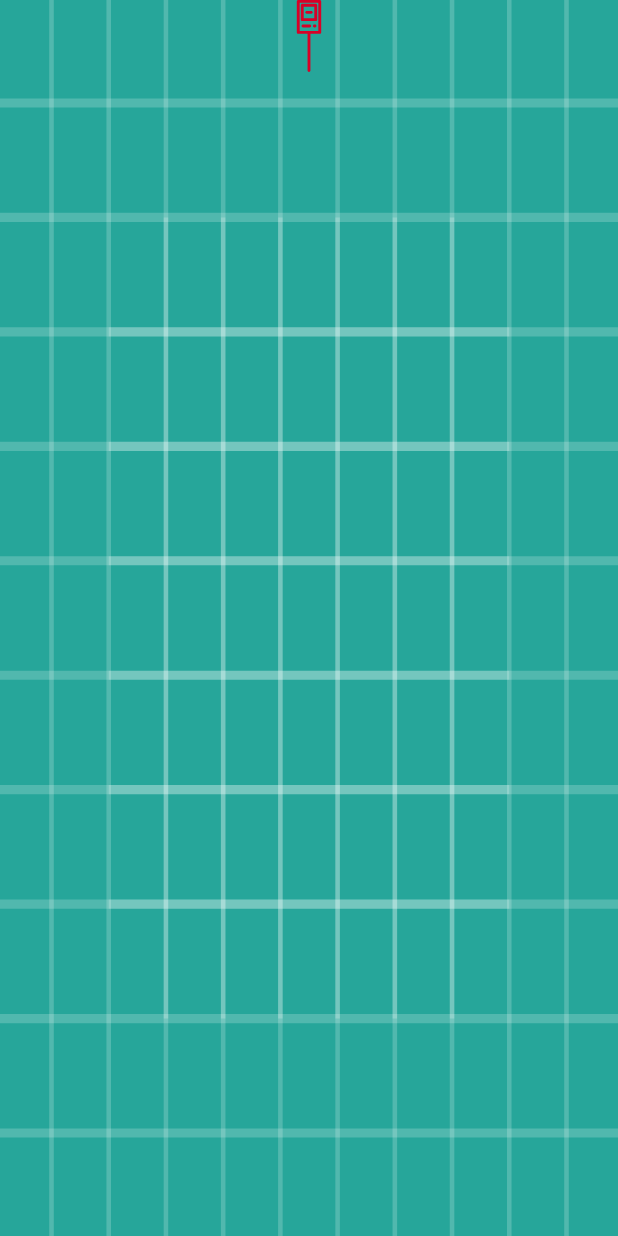
After one commit to MichalSzkibiel/ZTMPK, an Android app: the layout marker.xml on its own in the app's theme, with its tools: preview values and no code run, on a phone screen of 412 x 824 dp. The commit adds this screen. Run offline under Robolectric (Android 15) with nearby library versions, the phone set to English and light mode, and no system bars.

Commit message:
Obrazy SVG
dodanie obrazów SVG do rysowania przystanków. Będzie to jeszcze naprawiane.

```diff
--- a/app/src/debug/res/values/google_maps_api.xml
+++ b/app/src/debug/res/values/google_maps_api.xml
@@ -21,6 +21,6 @@
     string in this file.
     -->
     <string name="google_maps_key" templateMergeStrategy="preserve" translatable="false">
-AIzaSyCooMXGGn4HvxfRzIUdc4Y7oOf1-BADLM8
+<!--KarolS:-->AIzaSyBqJrht_Bk-APzy2RmjHbIyci0nBRGXEZE <!--MichalSZ: AIzaSyCooMXGGn4HvxfRzIUdc4Y7oOf1-BADLM8-->
 </string>
 </resources>
--- a/app/src/main/java/com/apackage/ztmpk/MyMap.java
+++ b/app/src/main/java/com/apackage/ztmpk/MyMap.java
@@ -73,4 +73,8 @@ public class MyMap implements OnMapReadyCallback {
     public String toString(){
         return String.valueOf(position.latitude) +  " " + String.valueOf(position.longitude);
     }
+
+    public Activity getCurrent_activity(){
+        return current_activity;
+    }
 }
--- a/app/src/main/java/com/apackage/ztmpk/StopsHandler.java
+++ b/app/src/main/java/com/apackage/ztmpk/StopsHandler.java
@@ -57,7 +57,7 @@ public class StopsHandler {
     public void draw(){
         GoogleMap mMap = caller.getMap();
         for (int i = 0; i < stops.size(); ++i){
-            stops.get(i).draw(mMap, i);
+            stops.get(i).draw(mMap,caller.getCurrent_activity(), i);
         }
     }
 }
--- /dev/null
+++ b/app/src/main/res/drawable/bus_stop.xml
@@ -0,0 +1,4 @@
+<?xml version="1.0" encoding="utf-8"?>
+<selector xmlns:android="http://schemas.android.com/apk/res/android">
+
+</selector>
--- /dev/null
+++ b/app/src/main/res/drawable/ic_bus_stop.xml
@@ -0,0 +1,8 @@
+<vector android:height="24dp" android:viewportHeight="512.0"
+    android:viewportWidth="512.0" android:width="24dp" xmlns:android="http://schemas.android.com/apk/res/android">
+    <path android:fillColor="#D80027" android:pathData="M303.9,27.5h-95.9c-5.6,0 -10.2,4.6 -10.2,10.2v102c0,5.6 4.6,10.2 10.2,10.2h95.9c5.6,0 10.2,-4.6 10.2,-10.2V37.7C314.1,32.1 309.6,27.5 303.9,27.5zM293.7,129.5h-75.5V47.9h75.5V129.5z"/>
+    <path android:fillColor="#D80027" android:pathData="M272.3,77.5h-32.6c-5.6,0 -10.2,4.6 -10.2,10.2c0,5.6 4.6,10.2 10.2,10.2h32.6c5.6,0 10.2,-4.6 10.2,-10.2C282.5,82.1 278,77.5 272.3,77.5z"/>
+    <path android:fillColor="#D80027" android:pathData="M298.8,174.4h-5.1c-5.6,0 -10.2,4.6 -10.2,10.2s4.6,10.2 10.2,10.2h5.1c5.6,0 10.2,-4.6 10.2,-10.2S304.5,174.4 298.8,174.4z"/>
+    <path android:fillColor="#D80027" android:pathData="M261.1,174.4h-47.9c-5.6,0 -10.2,4.6 -10.2,10.2s4.6,10.2 10.2,10.2H261.1c5.6,0 10.2,-4.6 10.2,-10.2S266.7,174.4 261.1,174.4z"/>
+    <path android:fillColor="#D80027" android:pathData="M332.5,0H179.5c-5.6,0 -10.2,4.6 -10.2,10.2v220.3c0,5.6 4.6,10.2 10.2,10.2h66.3v261.1c0,5.6 4.6,10.2 10.2,10.2c5.6,0 10.2,-4.6 10.2,-10.2v-261.1h66.3c5.6,0 10.2,-4.6 10.2,-10.2V10.2C342.7,4.6 338.1,0 332.5,0zM322.3,220.3h-132.6V20.4h132.6V220.3z"/>
+</vector>
--- /dev/null
+++ b/app/src/main/res/drawable/ic_gps_location_symbol.xml
@@ -0,0 +1,4 @@
+<vector android:height="24dp" android:viewportHeight="561.0"
+    android:viewportWidth="561.0" android:width="24dp" xmlns:android="http://schemas.android.com/apk/res/android">
+    <path android:fillColor="#006DF0" android:pathData="M507.5,255C494.7,147.9 410.5,63.8 306,53.5V0h-51v53.5C147.9,63.8 63.8,147.9 53.5,255H0v51h53.5C66.3,413.1 150.4,497.3 255,507.5V561h51v-53.5C413.1,494.7 497.3,410.5 507.5,306H561v-51H507.5zM280.5,459C181.1,459 102,380 102,280.5S181.1,102 280.5,102S459,181.1 459,280.5S380,459 280.5,459z"/>
+</vector>
--- /dev/null
+++ b/app/src/main/res/layout/marker.xml
@@ -0,0 +1,14 @@
+<?xml version="1.0" encoding="utf-8"?>
+<FrameLayout xmlns:android="http://schemas.android.com/apk/res/android"
+    android:layout_width="match_parent" android:layout_height="match_parent"
+    android:background="@drawable/ic_launcher_background">
+
+    <ImageView
+        android:id="@+id/profile_image"
+        android:layout_width="48dp"
+        android:layout_height="48dp"
+        android:layout_gravity="center_horizontal"
+        android:contentDescription="@null"
+        android:src="@drawable/ic_bus_stop" />
+
+</FrameLayout>
```
Also changed, not shown: app/src/main/java/com/apackage/ztmpk/SuperStop.java (+42 -3 lines), app/src/main/java/com/apackage/ztmpk/UnderStop.java (+40 -2 lines), app/src/main/res/layout/activity_main.xml (+6 -5 lines).
